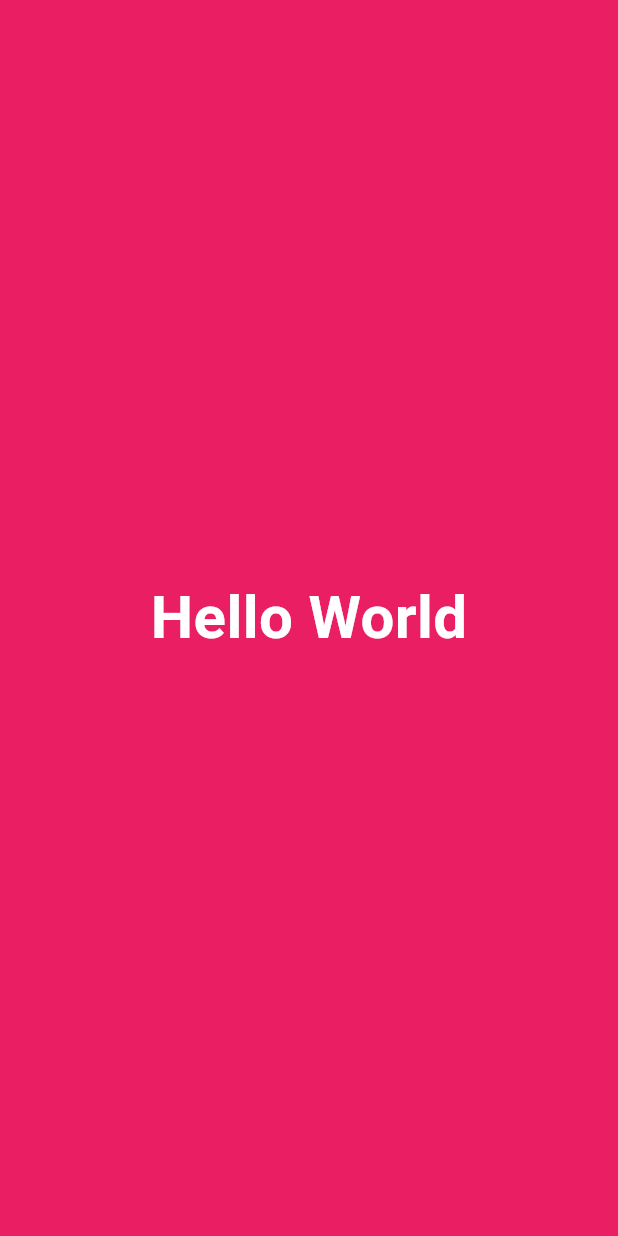
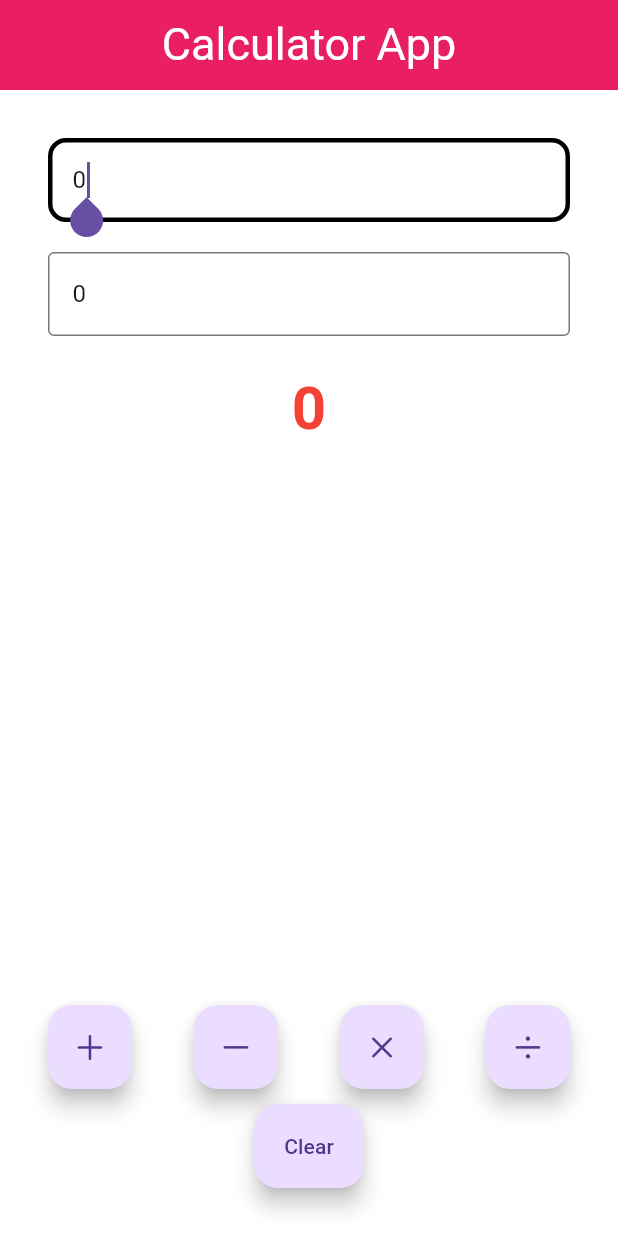
Before and after one commit to Pdeepak18/flutter_application_1, a Flutter app: the screen it shows after launch, on a phone screen of 412 x 824 dp. Run offline on Flutter 3.47's test engine with Material 3 defaults, Android fonts, the phone set to English and light mode, and no system bars.

Commit message:
basic calcii

```diff
--- a/lib/app/app.dart
+++ b/lib/app/app.dart
@@ -8,9 +8,11 @@ class MyApp extends StatelessWidget {
 
   @override
   Widget build(BuildContext context) {
-    return const MaterialApp(
-      title: "Flutter Learn",
-      home: HomePage()
-    );
+    return MaterialApp(
+        title: "Flutter Learn",
+        theme: ThemeData(
+          primarySwatch: Colors.pink,
+        ),
+        home: const HomePage());
   }
 }
--- /dev/null
+++ b/lib/pages/calculator/calculator_page.dart
@@ -0,0 +1,168 @@
+import 'package:flutter/cupertino.dart';
+import 'package:flutter/material.dart';
+
+class CalculatorPage extends StatefulWidget {
+  const CalculatorPage({super.key});
+
+  @override
+  State<CalculatorPage> createState() => _CalculatorPageState();
+}
+
+class _CalculatorPageState extends State<CalculatorPage> {
+  int x = 0;
+  int y = 0;
+  num z = 0;
+
+  final displayOneController = TextEditingController();
+  final displayTwoController = TextEditingController();
+  late final AppLifecycleListener _listener;
+
+  @override
+  void initState() {
+    super.initState();
+    displayOneController.text = x.toString();
+    displayTwoController.text = y.toString();
+
+    _listener = AppLifecycleListener(
+      onShow: _onShow,
+      onHide: _onHide,
+      onResume: _onResume,
+      onDetach: _onDetach,
+      onInactive: _onInactive,
+      onPause: _onPause,
+      onRestart: _onRestart,
+      // onStateChange: _onStateChanged,
+      // onExitRequested: _onExitRequested,
+    );
+  }
+
+  void _onShow() => print("onshow called");
+  void _onHide() => print("onHide called");
+  void _onResume() => print("onResume called");
+  void _onDetach() => print("onDetach called");
+  void _onInactive() => print("onInactive called");
+  void _onPause() => print("onPause called");
+  void _onRestart() => print("onRestart called");
+
+
+  @override
+  void dispose() {
+    // TODO: implement dispose
+    super.dispose();
+    displayOneController.dispose();
+    displayTwoController.dispose();
+    _listener.dispose();
+  }
+
+  @override
+  Widget build(BuildContext context) {
+    return Padding(
+      padding: const EdgeInsets.all(32.0),
+      child: Column(
+        children: [
+          // Display
+          DisplayCalc(
+              hint: "Enter first number", controller: displayOneController),
+          const SizedBox(
+            height: 20.0,
+          ),
+          DisplayCalc(
+              hint: "Enter second number", controller: displayTwoController),
+          const SizedBox(
+            height: 20.0,
+          ),
+          Text(z.toString(),
+              style: const TextStyle(
+                  fontSize: 40.0,
+                  fontWeight: FontWeight.bold,
+                  color: Colors.red)),
+          const Spacer(),
+          Row(
+            mainAxisAlignment: MainAxisAlignment.spaceBetween,
+            children: [
+              FloatingActionButton(
+                  onPressed: () => {
+                        setState(() {
+                          z = num.tryParse(displayOneController.text)! +
+                              num.tryParse(displayTwoController.text)!;
+                        })
+                      },
+                  child: const Icon(CupertinoIcons.add)),
+              FloatingActionButton(
+                  onPressed: () => {
+                        setState(() {
+                          z = num.tryParse(displayOneController.text)! -
+                              num.tryParse(displayTwoController.text)!;
+                        })
+                      },
+                  child: const Icon(CupertinoIcons.minus)),
+              FloatingActionButton(
+                  onPressed: () => {
+                        setState(() {
+                          z = num.tryParse(displayOneController.text)! *
+                              num.tryParse(displayTwoController.text)!;
+                        })
+                      },
+                  child: const Icon(CupertinoIcons.multiply)),
+              FloatingActionButton(
+                  onPressed: () => {
+                        setState(() {
+                          z = num.tryParse(displayOneController.text)! /
+                              num.tryParse(displayTwoController.text)!;
+                        })
+                      },
+                  child: const Icon(CupertinoIcons.divide)),
+            ],
+          ),
+          const SizedBox(
+            height: 10.0,
+          ),
+          FloatingActionButton.extended(
+            onPressed: () => {
+              setState(() {
+                x = 0;
+                y = 0;
+                z = 0;
+                displayOneController.clear();
+                displayTwoController.clear();
+              })
+            },
+            label: const Text("Clear"),
+          )
+          // expand
+          // buttons
+        ],
+      ),
+    );
+  }
+}
+
+class DisplayCalc extends StatelessWidget {
+  const DisplayCalc({
+    super.key,
+    this.hint = "Enter a number",
+    required this.controller,
+  });
+
+  final String? hint;
+  final TextEditingController controller;
+
+  @override
+  Widget build(BuildContext context) {
+    return TextField(
+      controller: controller,
+      keyboardType: TextInputType.number,
+      autofocus: true,
+      decoration: InputDecoration(
+          border: const OutlineInputBorder(
+              borderSide: BorderSide(color: Colors.redAccent, width: 3.0)),
+          focusedBorder: OutlineInputBorder(
+              borderSide: const BorderSide(color: Colors.black, width: 3.0),
+              borderRadius: BorderRadius.circular(12)),
+          hintText: hint,
+          hintStyle: const TextStyle(
+            color: Colors.black,
+          )),
+    );
+  }
+}
--- a/lib/pages/home_page.dart
+++ b/lib/pages/home_page.dart
@@ -1,19 +1,24 @@
 import 'package:flutter/material.dart';
+import 'package:flutter_application_1/pages/calculator/calculator_page.dart';
 
 class HomePage extends StatelessWidget {
   const HomePage({super.key});
 
   @override
   Widget build(BuildContext context) {
-    return Material(
-      child: Container(
-        color: Colors.pink,
-        child: const Center(
-            child: Text(
-          "Hello World",
-          style: TextStyle(
-              fontSize: 40.0, fontWeight: FontWeight.bold, color: Colors.white),
-        )),
+    return Scaffold(
+      appBar: AppBar(
+        toolbarHeight: 60.0,
+        backgroundColor: Colors.pink,
+        centerTitle: true,
+        title: const Text(
+          "Calculator App",
+          style: TextStyle(color: Colors.white, fontSize: 30.0),
+        ),
+      ),
+      body: Container(
+        color: Colors.white,
+        child: const CalculatorPage(),
       ),
     );
   }
```
Also changed, not shown: 2 other files.
